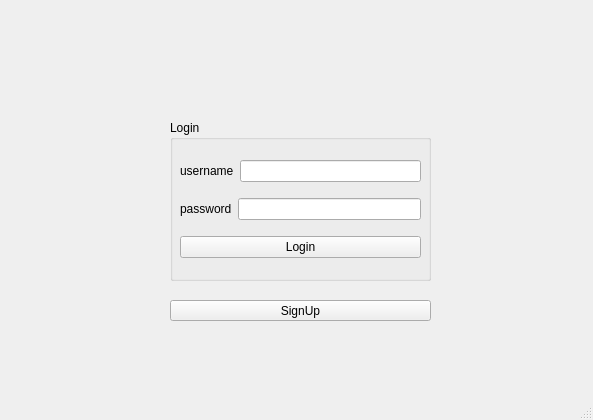
The window that mainwindow.ui (osamahammad21/Distributed) describes before a commit, drawn with Qt 5.
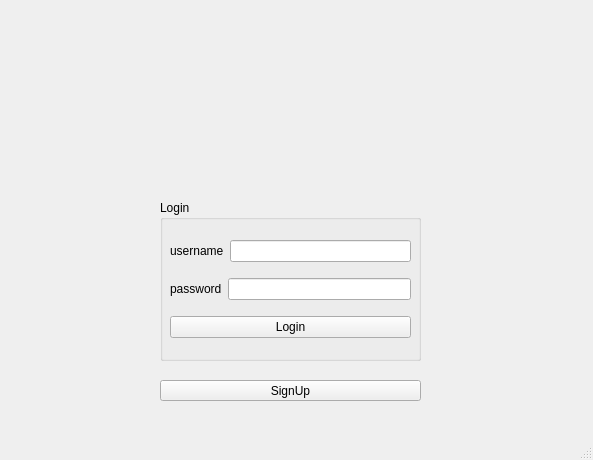
The same window after the commit.

Commit message: logo and circle for online

Patch:
```diff
--- a/mainwindow.ui
+++ b/mainwindow.ui
@@ -7,7 +7,7 @@
     <x>0</x>
     <y>0</y>
     <width>593</width>
-    <height>420</height>
+    <height>460</height>
    </rect>
   </property>
   <property name="windowTitle">
@@ -17,8 +17,8 @@
    <widget class="QGroupBox" name="groupBox_2">
     <property name="geometry">
      <rect>
-      <x>170</x>
-      <y>120</y>
+      <x>160</x>
+      <y>200</y>
       <width>261</width>
       <height>161</height>
      </rect>
@@ -77,8 +77,8 @@
    <widget class="QLabel" name="label_successMessage">
     <property name="geometry">
      <rect>
-      <x>170</x>
-      <y>280</y>
+      <x>160</x>
+      <y>360</y>
       <width>261</width>
       <height>21</height>
      </rect>
@@ -90,8 +90,8 @@
    <widget class="QPushButton" name="pushButton_signup">
     <property name="geometry">
      <rect>
-      <x>170</x>
-      <y>300</y>
+      <x>160</x>
+      <y>380</y>
       <width>261</width>
       <height>21</height>
      </rect>
@@ -100,6 +100,19 @@
      <string>SignUp</string>
     </property>
    </widget>
+   <widget class="QLabel" name="label_logo">
+    <property name="geometry">
+     <rect>
+      <x>180</x>
+      <y>10</y>
+      <width>231</width>
+      <height>171</height>
+     </rect>
+    </property>
+    <property name="text">
+     <string/>
+    </property>
+   </widget>
   </widget>
   <widget class="QMenuBar" name="menubar">
    <property name="geometry">
```
The commit also changes 13 other files.
